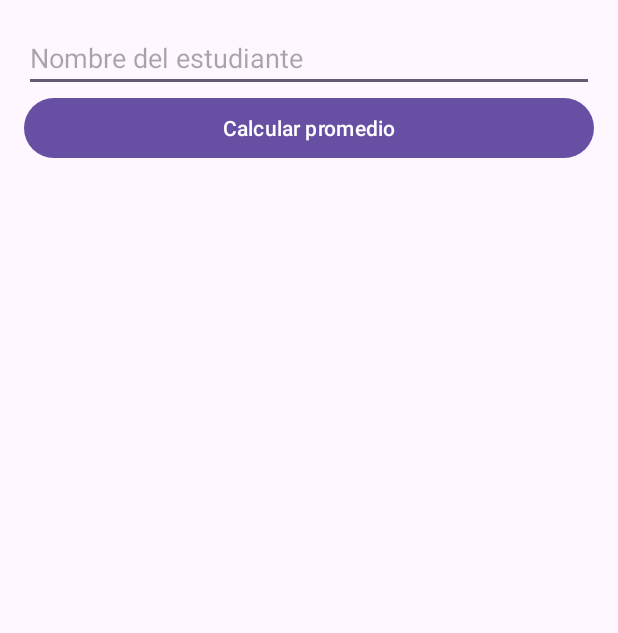
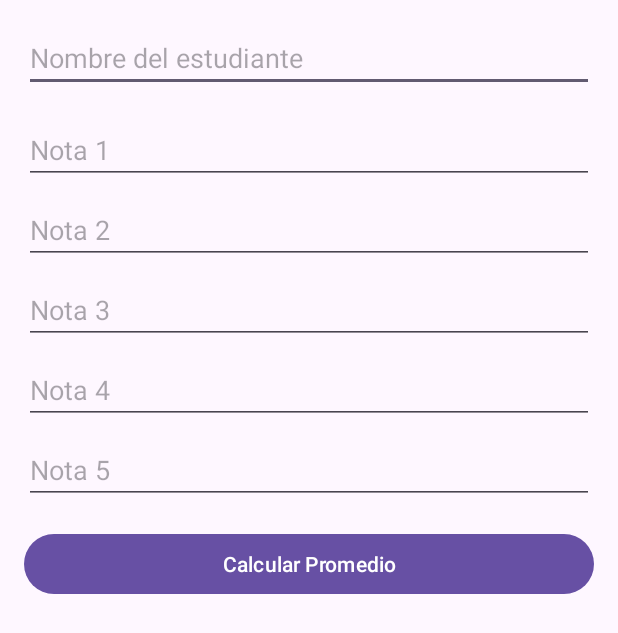
Before and after one commit to AbigaailAcuna/Desafio1DSM_AM200230_OC200384, an Android app: the PromedioActivity screen opened directly, with no data from a screen before it, on a phone screen of 412 x 824 dp. Shown: the top 633 px of the screen. Run offline under Robolectric (Android 15) with nearby library versions, the phone set to English and light mode, and no system bars.

Commit message:
Finalizando Promedio

```diff
--- a/app/build.gradle.kts
+++ b/app/build.gradle.kts
@@ -5,7 +5,7 @@ plugins {
 
 android {
     namespace = "com.example.desafio1_am200230_oc200384"
-    compileSdk = 33
+    compileSdk = 34
 
     defaultConfig {
         applicationId = "com.example.desafio1_am200230_oc200384"
--- a/app/src/main/java/com/example/desafio1_am200230_oc200384/PromedioActivity.kt
+++ b/app/src/main/java/com/example/desafio1_am200230_oc200384/PromedioActivity.kt
@@ -1,15 +1,36 @@
 package com.example.desafio1_am200230_oc200384
 
 import android.os.Bundle
+import android.widget.Button
+import android.widget.EditText
+import android.widget.TextView
 import androidx.appcompat.app.AppCompatActivity
-import kotlinx.android.synthetic.main.activity_promedio.*
 import java.util.*
 
 
+private lateinit var edtNombreEstudiante: EditText
+private lateinit var edtNota1: EditText
+private lateinit var edtNota2: EditText
+private lateinit var edtNota3: EditText
+private lateinit var edtNota4: EditText
+private lateinit var edtNota5: EditText
+private lateinit var btnCalcularPromedio: Button
+private lateinit var txtResultado: TextView
 class PromedioActivity : AppCompatActivity() {
+
+
     override fun onCreate(savedInstanceState: Bundle?) {
         super.onCreate(savedInstanceState)
         setContentView(R.layout.activity_promedio)
+
+        edtNombreEstudiante = findViewById(R.id.edtNombreEstudiante)
+        edtNota1 = findViewById(R.id.edtNota1)
+        edtNota2 = findViewById(R.id.edtNota2)
+        edtNota3 = findViewById(R.id.edtNota3)
+        edtNota4 = findViewById(R.id.edtNota4)
+        edtNota5 = findViewById(R.id.edtNota5)
+        btnCalcularPromedio = findViewById(R.id.btnCalcularPromedio)
+        txtResultado = findViewById(R.id.txtResultado)
 
         btnCalcularPromedio.setOnClickListener {
             val nombreEstudiante = edtNombreEstudiante.text.toString()
@@ -27,5 +48,4 @@ class PromedioActivity : AppCompatActivity() {
             txtResultado.text = "El promedio del estudiante $nombreEstudiante es: $promedio. Está $resultado."
         }
     }
-
 }
--- a/app/src/main/res/layout/activity_promedio.xml
+++ b/app/src/main/res/layout/activity_promedio.xml
@@ -1,27 +1,72 @@
 <?xml version="1.0" encoding="utf-8"?>
-<LinearLayout xmlns:android="http://schemas.android.com/apk/res/android"
+<RelativeLayout xmlns:android="http://schemas.android.com/apk/res/android"
     xmlns:tools="http://schemas.android.com/tools"
     android:layout_width="match_parent"
     android:layout_height="match_parent"
-    android:orientation="vertical"
     android:padding="16dp"
     tools:context=".PromedioActivity">
+
     <EditText
         android:id="@+id/edtNombreEstudiante"
         android:layout_width="match_parent"
         android:layout_height="wrap_content"
-        android:hint="Nombre del estudiante"/>
-    <!-- EditTexts para ingresar las notas -->
+        android:hint="Nombre del estudiante"
+        android:layout_marginBottom="16dp"/>
+
+    <EditText
+        android:id="@+id/edtNota1"
+        android:layout_width="match_parent"
+        android:layout_height="wrap_content"
+        android:hint="Nota 1"
+        android:layout_below="@id/edtNombreEstudiante"
+        android:layout_marginBottom="8dp"/>
+
+    <EditText
+        android:id="@+id/edtNota2"
+        android:layout_width="match_parent"
+        android:layout_height="wrap_content"
+        android:hint="Nota 2"
+        android:layout_below="@id/edtNota1"
+        android:layout_marginBottom="8dp"/>
+
+    <EditText
+        android:id="@+id/edtNota3"
+        android:layout_width="match_parent"
+        android:layout_height="wrap_content"
+        android:hint="Nota 3"
+        android:layout_below="@id/edtNota2"
+        android:layout_marginBottom="8dp"/>
+
+    <EditText
+        android:id="@+id/edtNota4"
+        android:layout_width="match_parent"
+        android:layout_height="wrap_content"
+        android:hint="Nota 4"
+        android:layout_below="@id/edtNota3"
+        android:layout_marginBottom="8dp"/>
+
+    <EditText
+        android:id="@+id/edtNota5"
+        android:layout_width="match_parent"
+        android:layout_height="wrap_content"
+        android:hint="Nota 5"
+        android:layout_below="@id/edtNota4"
+        android:layout_marginBottom="16dp"/>
+
     <Button
         android:id="@+id/btnCalcularPromedio"
         android:layout_width="match_parent"
         android:layout_height="wrap_content"
-        android:text="Calcular promedio"/>
+        android:text="Calcular Promedio"
+        android:layout_below="@id/edtNota5"
+        android:layout_marginBottom="16dp"/>
+
     <TextView
         android:id="@+id/txtResultado"
         android:layout_width="match_parent"
         android:layout_height="wrap_content"
         android:textSize="18sp"
         android:textStyle="bold"
-        android:paddingTop="16dp"/>
-</LinearLayout>
+        android:layout_below="@id/btnCalcularPromedio"/>
+
+</RelativeLayout>
```
